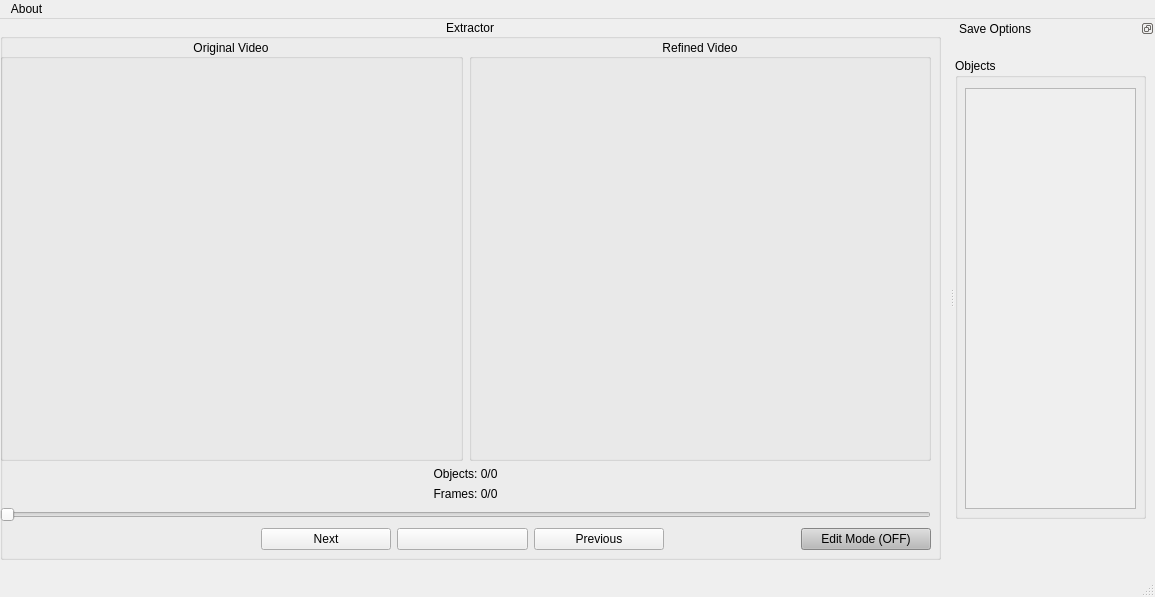
hilmandayo/pymagextractor, file pymagextractor/frontend/qt_windows/extract.ui: the form before one commit.
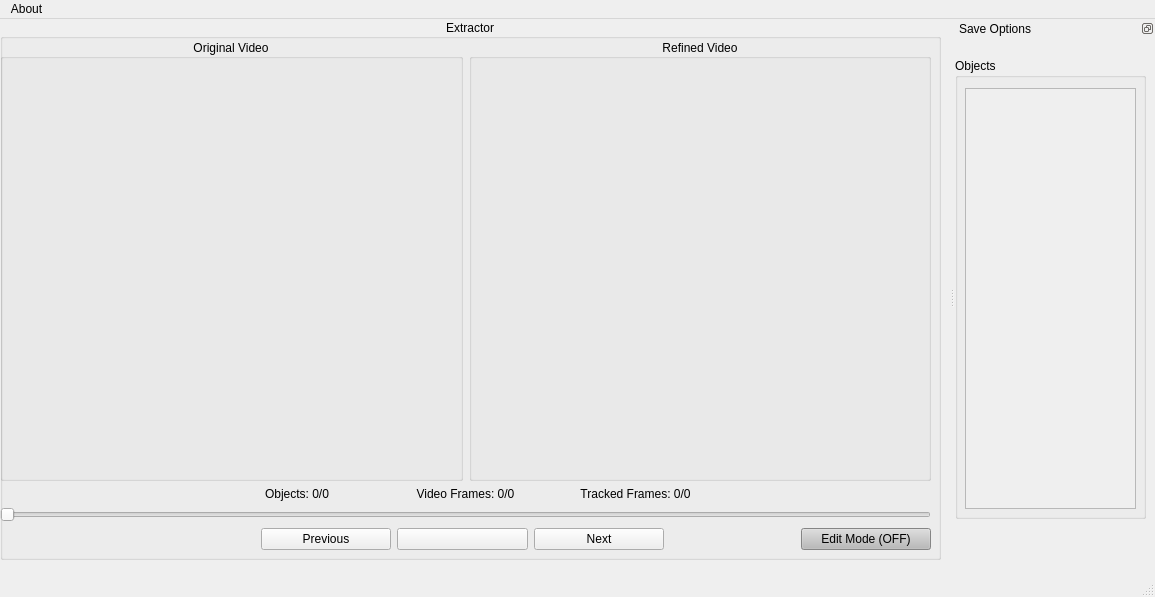
The form after the commit.

Commit message: Add object selection (next/previous)

Diff of the .ui file:
```diff
--- a/pymagextractor/frontend/qt_windows/extract.ui
+++ b/pymagextractor/frontend/qt_windows/extract.ui
@@ -41,7 +41,7 @@
           <height>511</height>
          </rect>
         </property>
-        <layout class="QVBoxLayout" name="verticalLayout" stretch="7,0,0,2,2">
+        <layout class="QVBoxLayout" name="verticalLayout" stretch="7,0,2,2">
          <item>
           <layout class="QHBoxLayout" name="horizontalLayout_3">
            <item>
@@ -67,6 +67,21 @@
           </layout>
          </item>
          <item>
+          <layout class="QHBoxLayout" name="horizontalLayout_4" stretch="4,3,3,3,4">
+           <item>
+            <spacer name="horizontalSpacer_3">
+             <property name="orientation">
+              <enum>Qt::Horizontal</enum>
+             </property>
+             <property name="sizeHint" stdset="0">
+              <size>
+               <width>20</width>
+               <height>10</height>
+              </size>
+             </property>
+            </spacer>
+           </item>
+           <item>
           <widget class="QLabel" name="objects_label">
            <property name="text">
             <string>Objects: 0/0</string>
@@ -79,12 +94,37 @@
          <item>
           <widget class="QLabel" name="frames_label">
            <property name="text">
-            <string>Frames: 0/0</string>
+              <string>Video Frames: 0/0</string>
            </property>
            <property name="alignment">
             <set>Qt::AlignCenter</set>
            </property>
           </widget>
+           </item>
+           <item>
+            <widget class="QLabel" name="object_frames_label">
+             <property name="text">
+              <string> Tracked Frames: 0/0</string>
+             </property>
+             <property name="alignment">
+              <set>Qt::AlignCenter</set>
+             </property>
+            </widget>
+           </item>
+           <item>
+            <spacer name="horizontalSpacer_4">
+             <property name="orientation">
+              <enum>Qt::Horizontal</enum>
+             </property>
+             <property name="sizeHint" stdset="0">
+              <size>
+               <width>30</width>
+               <height>10</height>
+              </size>
+             </property>
+            </spacer>
+           </item>
+          </layout>
          </item>
          <item>
           <widget class="QSlider" name="slider">
@@ -97,7 +137,7 @@
           </widget>
          </item>
          <item>
-          <layout class="QHBoxLayout" name="horizontalLayout_2" stretch="2,1,1,1,1,1">
+          <layout class="QHBoxLayout" name="horizontalLayout_2" stretch="4,2,2,2,2,2">
            <item>
             <spacer name="horizontalSpacer">
              <property name="orientation">
@@ -111,26 +151,6 @@
              </property>
             </spacer>
            </item>
-           <item>
-            <widget class="QPushButton" name="next_bnt">
-             <property name="focusPolicy">
-              <enum>Qt::NoFocus</enum>
-             </property>
-             <property name="text">
-              <string>Next</string>
-             </property>
-            </widget>
-           </item>
-           <item>
-            <widget class="QPushButton" name="play_bnt">
-             <property name="focusPolicy">
-              <enum>Qt::NoFocus</enum>
-             </property>
-             <property name="text">
-              <string/>
-             </property>
-            </widget>
-           </item>
            <item>
             <widget class="QPushButton" name="previous_bnt">
              <property name="focusPolicy">
@@ -141,6 +161,26 @@
              </property>
             </widget>
            </item>
+           <item>
+            <widget class="QPushButton" name="play_bnt">
+             <property name="focusPolicy">
+              <enum>Qt::NoFocus</enum>
+             </property>
+             <property name="text">
+              <string/>
+             </property>
+            </widget>
+           </item>
+           <item>
+            <widget class="QPushButton" name="next_bnt">
+             <property name="focusPolicy">
+              <enum>Qt::NoFocus</enum>
+             </property>
+             <property name="text">
+              <string>Next</string>
+             </property>
+            </widget>
+           </item>
            <item>
             <spacer name="horizontalSpacer_2">
              <property name="orientation">
```
Left out of the diff: 2 changed lines with no effect on the pictures. Lines whose indentation alone changed are shown as unchanged. The commit also changes 8 other files.
